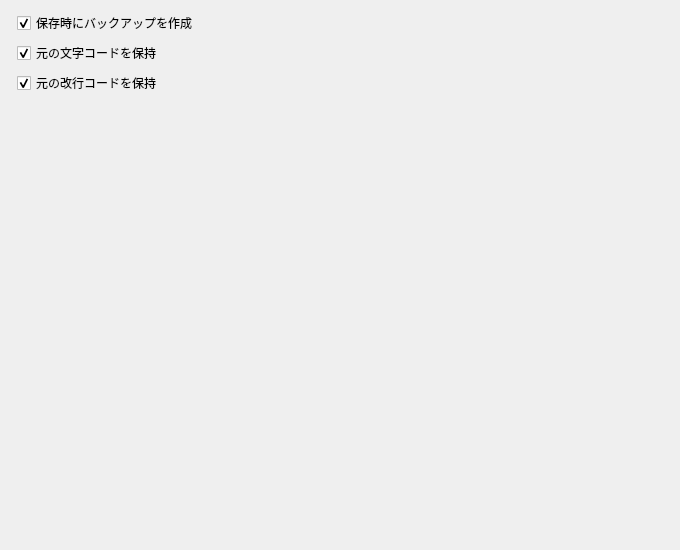
The window that ui/dialogs/settings/FilePage.ui (Ikumyon/AutoLingua2) describes before a commit, drawn with Qt 5.
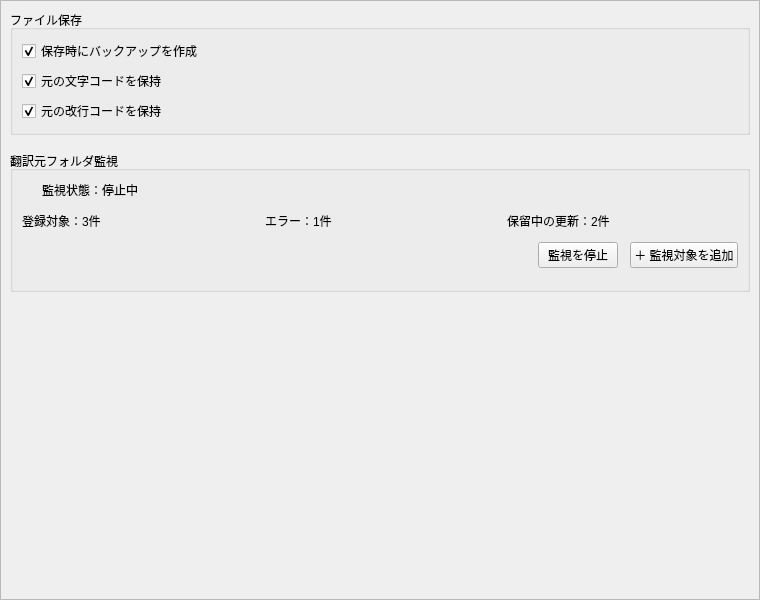
The same window after the commit.

Commit message: feat: ソースファイル変更監視機能の実装および音声入力プラグイン対応・UI改善

```diff
--- a/ui/dialogs/settings/FilePage.ui
+++ b/ui/dialogs/settings/FilePage.ui
@@ -1,47 +1,60 @@
 <?xml version="1.0" encoding="UTF-8"?>
 <ui version="4.0">
  <class>SettingsFilePage</class>
- <widget class="QWidget" name="SettingsFilePage">
-  <property name="geometry">
-   <rect>
-    <x>0</x>
-    <y>0</y>
-    <width>680</width>
-    <height>550</height>
-   </rect>
-  </property>
-  <layout class="QFormLayout" name="formFile">
-   <item row="0" column="1">
-    <widget class="QCheckBox" name="checkBackup">
-     <property name="text">
-      <string>保存時にバックアップを作成</string>
-     </property>
-     <property name="checked">
-      <bool>true</bool>
-     </property>
-    </widget>
-   </item>
-   <item row="1" column="1">
-    <widget class="QCheckBox" name="checkPreserveEncoding">
-     <property name="text">
-      <string>元の文字コードを保持</string>
-     </property>
-     <property name="checked">
-      <bool>true</bool>
-     </property>
-    </widget>
-   </item>
-   <item row="2" column="1">
-    <widget class="QCheckBox" name="checkPreserveLineEndings">
-     <property name="text">
-      <string>元の改行コードを保持</string>
-     </property>
-     <property name="checked">
-      <bool>true</bool>
-     </property>
-    </widget>
-   </item>
-  </layout>
+ <widget class="QScrollArea" name="SettingsFilePage">
+  <property name="geometry"><rect><x>0</x><y>0</y><width>760</width><height>600</height></rect></property>
+  <property name="widgetResizable"><bool>true</bool></property>
+  <widget class="QWidget" name="fileSettingsContents">
+   <layout class="QVBoxLayout" name="layoutFileSettings">
+    <property name="spacing"><number>16</number></property>
+    <item>
+     <widget class="QGroupBox" name="groupFileSave">
+      <property name="title"><string>ファイル保存</string></property>
+      <layout class="QVBoxLayout" name="layoutFileSave">
+       <item><widget class="QCheckBox" name="checkBackup"><property name="text"><string>保存時にバックアップを作成</string></property><property name="checked"><bool>true</bool></property></widget></item>
+       <item><widget class="QCheckBox" name="checkPreserveEncoding"><property name="text"><string>元の文字コードを保持</string></property><property name="checked"><bool>true</bool></property></widget></item>
+       <item><widget class="QCheckBox" name="checkPreserveLineEndings"><property name="text"><string>元の改行コードを保持</string></property><property name="checked"><bool>true</bool></property></widget></item>
+      </layout>
+     </widget>
+    </item>
+    <item>
+     <widget class="QGroupBox" name="groupSourceWatchDashboard">
+      <property name="title"><string>翻訳元フォルダ監視</string></property>
+      <layout class="QVBoxLayout" name="layoutSourceWatchDashboard">
+       <property name="spacing"><number>12</number></property>
+       <item><layout class="QHBoxLayout" name="layoutSourceWatchStatus">
+        <property name="spacing"><number>6</number></property>
+        <item><widget class="QLabel" name="labelSourceWatchIndicator"><property name="minimumSize"><size><width>14</width><height>14</height></size></property><property name="maximumSize"><size><width>14</width><height>14</height></size></property><property name="text"><string/></property><property name="alignment"><set>Qt::AlignCenter</set></property><property name="watchState" stdset="0"><string>stopped</string></property></widget></item>
+        <item><widget class="QLabel" name="labelSourceWatchStatus"><property name="text"><string>監視状態：停止中</string></property><property name="wordWrap"><bool>true</bool></property></widget></item>
+        <item><spacer name="spacerSourceWatchStatus"><property name="orientation"><enum>Qt::Horizontal</enum></property><property name="sizeHint"><size><width>20</width><height>20</height></size></property></spacer></item>
+       </layout></item>
+       <item><layout class="QHBoxLayout" name="layoutSourceWatchSummary">
+        <item><widget class="QLabel" name="labelSourceWatchTargetCount"><property name="text"><string>登録対象：3件</string></property><property name="wordWrap"><bool>true</bool></property></widget></item>
+        <item><widget class="QLabel" name="labelSourceWatchErrorCount"><property name="text"><string>エラー：1件</string></property><property name="wordWrap"><bool>true</bool></property></widget></item>
+        <item><widget class="QLabel" name="labelSourceWatchPendingCount"><property name="text"><string>保留中の更新：2件</string></property><property name="wordWrap"><bool>true</bool></property></widget></item>
+       </layout></item>
+       <item><layout class="QHBoxLayout" name="layoutSourceWatchActions">
+        <item><spacer name="spacerSourceWatchActions"><property name="orientation"><enum>Qt::Horizontal</enum></property><property name="sizeHint"><size><width>20</width><height>20</height></size></property></spacer></item>
+        <item><widget class="QPushButton" name="buttonSourceWatchToggle"><property name="text"><string>監視を停止</string></property></widget></item>
+        <item><widget class="QPushButton" name="buttonSourceWatchAdd"><property name="text"><string>＋ 監視対象を追加</string></property></widget></item>
+       </layout></item>
+       <item>
+        <widget class="QWidget" name="widgetSourceWatchTargets">
+         <layout class="QVBoxLayout" name="layoutSourceWatchTargets">
+          <property name="leftMargin"><number>0</number></property>
+          <property name="topMargin"><number>0</number></property>
+          <property name="rightMargin"><number>0</number></property>
+          <property name="bottomMargin"><number>0</number></property>
+          <property name="spacing"><number>12</number></property>
+         </layout>
+        </widget>
+       </item>
+      </layout>
+     </widget>
+    </item>
+    <item><spacer name="spacerFileSettingsBottom"><property name="orientation"><enum>Qt::Vertical</enum></property><property name="sizeHint"><size><width>20</width><height>20</height></size></property></spacer></item>
+   </layout>
+  </widget>
  </widget>
  <resources/>
  <connections/>
```
The commit also changes 76 other files.
